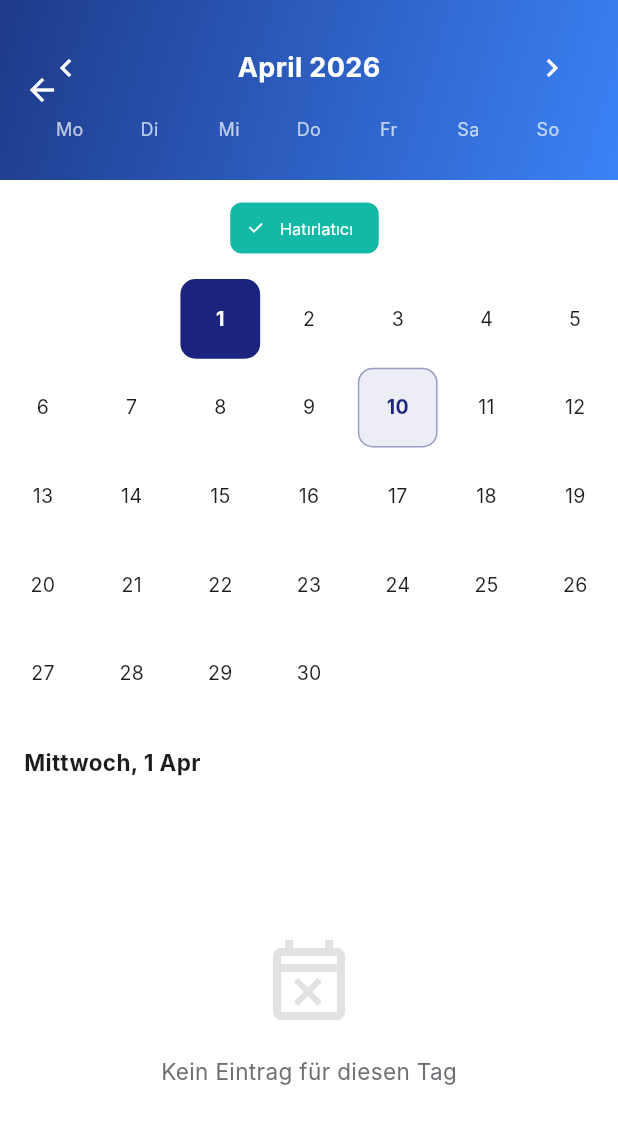
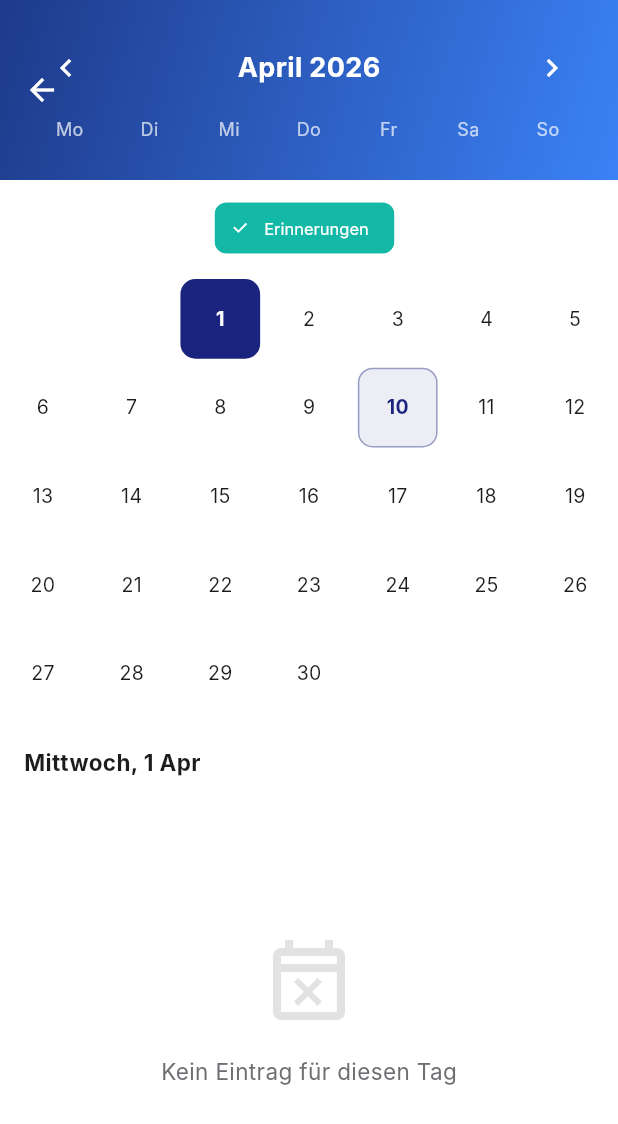
Before and after one commit to efesahin38/hanseportal, a Flutter app: the CalendarScreen screen opened directly, after a tap on an icon or button, on a phone screen of 412 x 824 dp. Shown: the top 1124 px of the screen. Run offline on Flutter 3.47's test engine with Material 3 defaults, Android fonts, the phone set to English and light mode, and no system bars; our stand-ins replace file_picker, firebase_core, firebase_messaging, flutter_image_compress, image_picker, open_filex and 5 more; accounts and stored records are empty; Roboto replaces fonts that are missing (Inter).

Commit message:
fix: translation, Reminder FAB, vehicle save

```diff
--- a/mobile/lib/screens/calendar_screen.dart
+++ b/mobile/lib/screens/calendar_screen.dart
@@ -64,8 +64,8 @@ String _eventLabel(String? type) {
     case 'plan':         return 'Einsatzplan';
     case 'leave_own':    return 'Mein Urlaub';
     case 'leave_other':  return 'Urlaub';
-    case 'reminder':     return 'Erinnerung/Hatırlatıcı';
-    default:             return 'Etkinlik';
+    case 'reminder':     return 'Erinnerung (Privat)';
+    default:             return 'Ereignis';
   }
 }
 
@@ -122,9 +122,9 @@ class _CalendarScreenState extends State<CalendarScreen> {
     _filtersInitialized = true;
     _filters = [
       if (_isAdmin || _isBereichsleiter) _Filter('plan', tr('Einsatzpläne'), _kColorPlan),
-      if (_isAdmin || _isBereichsleiter || _isMitarbeiter) _Filter('event', tr('Etkinlikler'), _kColorEvent),
+      if (_isAdmin || _isBereichsleiter || _isMitarbeiter) _Filter('event', tr('Ereignisse'), _kColorEvent),
       if (_isAdmin || _isBereichsleiter) _Filter('leave', tr('Urlaub'), _kColorLeaveOther),
-      _Filter('reminder', tr('Hatırlatıcı'), _kColorReminder),
+      _Filter('reminder', tr('Erinnerungen'), _kColorReminder),
       if (_isAdmin || _isBereichsleiter) _Filter('vehicle', tr('Fahrzeuge'), _kColorVehicle),
       if (_isAdmin) _Filter('vertragsende', tr('Vertragsende'), _kColorVertragsende),
       if (_isAdmin) _Filter('probezeit', tr('Probezeit'), _kColorProbezeit),
@@ -447,13 +447,28 @@ class _CalendarScreenState extends State<CalendarScreen> {
           ),
         ],
       ),
-      // FAB sadece GF+BL için
+      // FABs (GF, BL, SysAdmin)
       floatingActionButton: _isAdmin
-          ? FloatingActionButton.extended(
-              onPressed: () => _showAddEventDialog(appState),
-              backgroundColor: AppTheme.primary,
-              icon: const Icon(Icons.add, color: Colors.white),
-              label: Text(tr('Etkinlik Ekle'), style: const TextStyle(color: Colors.white, fontFamily: 'Inter')),
+          ? Column(
+              mainAxisSize: MainAxisSize.min,
+              crossAxisAlignment: CrossAxisAlignment.end,
+              children: [
+                FloatingActionButton.extended(
+                  heroTag: 'fabReminder',
+                  onPressed: () => _showAddEventDialog(appState, defaultType: 'reminder'),
+                  backgroundColor: _kColorReminder,
+                  icon: const Icon(Icons.notifications_active, color: Colors.white),
+                  label: const Text('Erinnerung', style: TextStyle(color: Colors.white, fontFamily: 'Inter')),
+                ),
+                const SizedBox(height: 12),
+                FloatingActionButton.extended(
+                  heroTag: 'fabEvent',
+                  onPressed: () => _showAddEventDialog(appState, defaultType: 'general'),
+                  backgroundColor: AppTheme.primary,
+                  icon: const Icon(Icons.add, color: Colors.white),
+                  label: const Text('Ereignis hinzufügen', style: TextStyle(color: Colors.white, fontFamily: 'Inter')),
+                ),
+              ],
             )
           : null,
     );
@@ -658,14 +673,14 @@ class _CalendarScreenState extends State<CalendarScreen> {
   }
 
   // ─── Etkinlik ekleme diyaloğu ─────────────────────────────────────────────
-  Future<void> _showAddEventDialog(AppState appState) async {
+  Future<void> _showAddEventDialog(AppState appState, {String defaultType = 'general'}) async {
     final titleCtrl = TextEditingController();
     final descCtrl  = TextEditingController();
     DateTime selectedDate = _selectedDay;
-    String eventType = 'general';
-    String targetMode = 'all'; // 'all' | 'dept' | 'person'
+    String eventType = defaultType;
+    String targetMode = eventType == 'reminder' ? 'person' : 'all'; // 'all' | 'dept' | 'person'
     String? selectedDeptId;
-    String? selectedUserId;
+    String? selectedUserId = eventType == 'reminder' ? appState.userId : null;
     String? selectedUserName;
 
     // Departman + Personel listelerini yükle
@@ -709,7 +724,7 @@ class _CalendarScreenState extends State<CalendarScreen> {
                     DropdownMenuItem(value: 'general', child: Text('📋 Allgemein')),
                     DropdownMenuItem(value: 'meeting', child: Text('🤝 Besprechung')),
                     DropdownMenuItem(value: 'task', child: Text('📌 Aufgabe')),
-                    DropdownMenuItem(value: 'reminder', child: Text('🔔 Erinnerung/Hatırlatıcı (Özel)')),
+                    DropdownMenuItem(value: 'reminder', child: Text('🔔 Erinnerung (Privat)')),
                   ],
                   onChanged: (v) {
                     ss(() {
@@ -807,15 +822,11 @@ class _CalendarScreenState extends State<CalendarScreen> {
                 // Bildirimler
                 final senderName = appState.fullName;
                 if (eventType == 'reminder') {
-                  // O güne bildirim planlamak yerine şu an hatırlatıcı kaydı atabiliriz
-                  // Ya da frontend ana ekranda bugünün hatırlatıcılarını kontrol edip tetikleyebilir
-                  // Biz anlık bildirim oluşturmaktan ziyade lokal/sistemde sadece var olmasını sağlıyoruz
-                  // Kullanıcı sadece takvimde görsün diye bildirim atmıyoruz.
-                  // Fakat eğer ısrarcı isek:
+                  // Erinnerung (Privat)
                   await SupabaseService.sendCalendarNotification(
                     recipientId: appState.userId,
                     senderName: 'Sistem',
-                    eventTitle: 'Hatırlatıcı: ${titleCtrl.text.trim()}',
+                    eventTitle: 'Erinnerung: ${titleCtrl.text.trim()}',
                     eventDate: dateStr,
                     sentBy: appState.userId,
                   );
```
Also changed, not shown: mobile/lib/screens/fuhrpark_screen.dart (+10 -1 lines).
